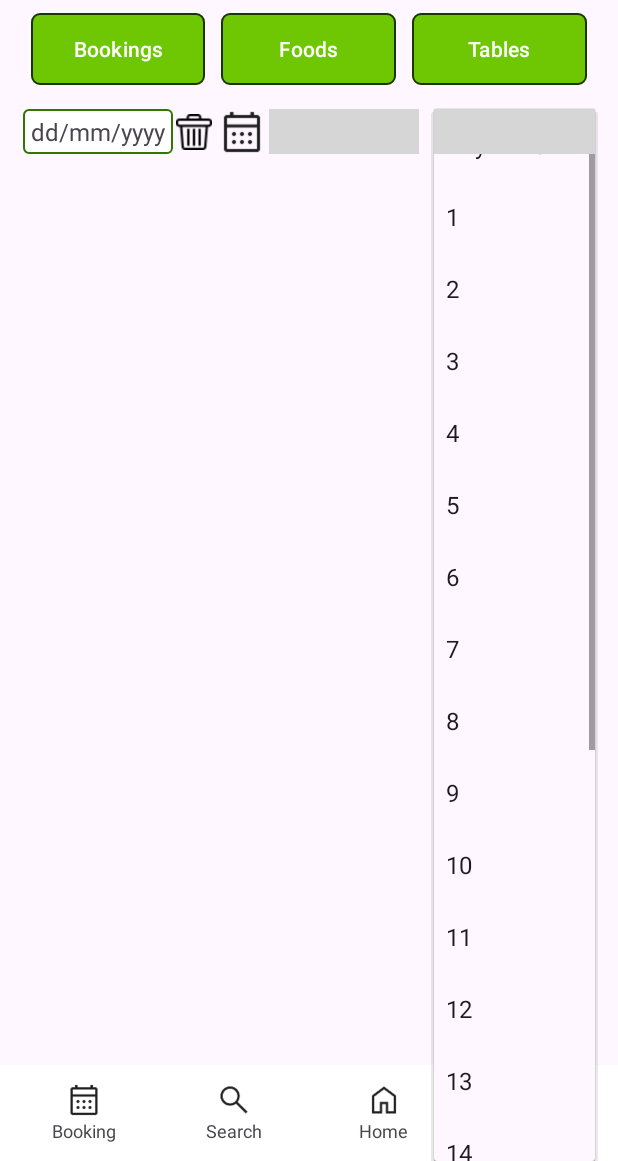
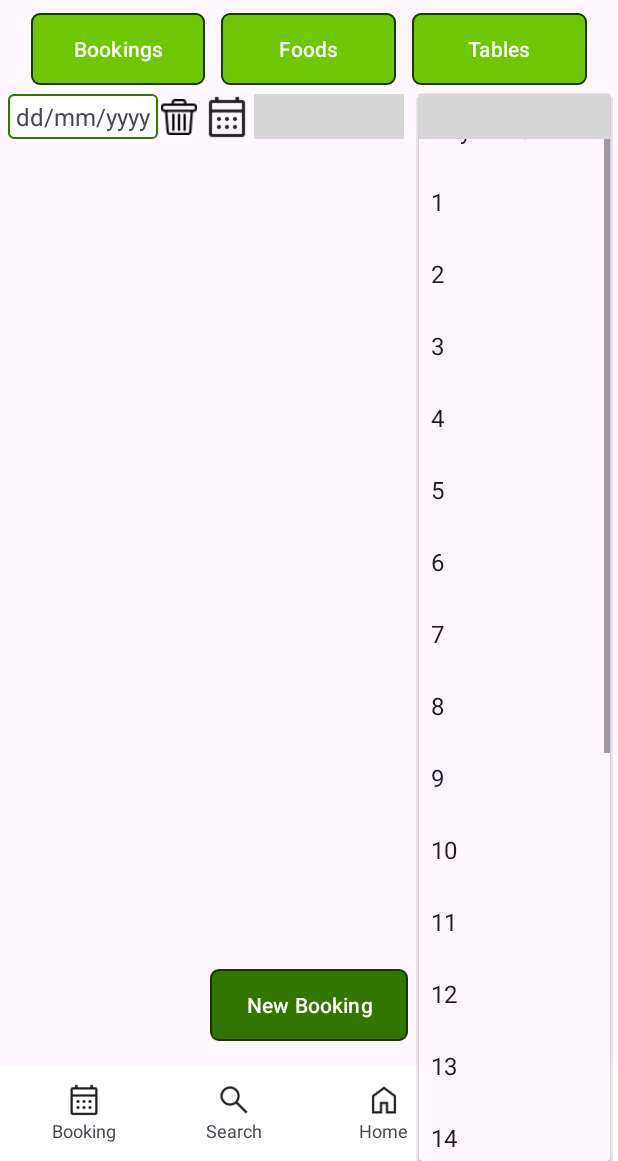
Before and after one commit to nianxiangchuiyan/ISCG7424-Group-Android-, an Android app: the StaffMainActivity screen opened directly, with no data from a screen before it, after a tap on "Any Time", on a phone screen of 412 x 824 dp, the part 75-1236 px from its top. Run offline under Robolectric (Android 15) with nearby library versions, the phone set to English and light mode, and no system bars; our stand-ins replace Firebase (no records; nobody signed in at launch, a user with empty details on screens opened directly); grey boxes are pictures that could not be loaded.

Commit message:
Staff-Booking: Add new Booking

```diff
--- a/app/src/main/java/com/dinecraft/app/staff/StaffMainActivity.java
+++ b/app/src/main/java/com/dinecraft/app/staff/StaffMainActivity.java
@@ -8,6 +8,7 @@ import android.text.TextWatcher;
 import android.util.Log;
 import android.view.View;
 import android.widget.AdapterView;
+import android.widget.Button;
 import android.widget.DatePicker;
 import android.widget.ImageView;
 import android.widget.Spinner;
@@ -50,6 +51,7 @@ public class StaffMainActivity extends BaseActivity {
 
     private FirebaseAuth mAuth;
     private FirebaseUser currentUser;
+    private Button btnAdd;
 
 
 
@@ -85,6 +87,12 @@ public class StaffMainActivity extends BaseActivity {
         Config.getInstance().init_table_spinner(spn_table, this, null);
         iv_datepicker.setOnClickListener(v-> showDatePicker(tv_date));
         iv_delete.setOnClickListener(v-> tv_date.setText("dd/mm/yyyy"));
+
+        btnAdd = findViewById(R.id.btn_add);
+        btnAdd.setOnClickListener(v -> {
+            Intent intent = new Intent(StaffMainActivity.this, StaffBookingAddActivity.class);
+            startActivity(intent);
+        });
 
 
         // Initialize Firestore
--- a/app/src/main/res/layout/activity_staff_main.xml
+++ b/app/src/main/res/layout/activity_staff_main.xml
@@ -19,7 +19,7 @@
         android:layout_height="wrap_content"
         android:orientation="horizontal"
         android:gravity="center_vertical"
-        android:padding="15dp">
+        android:padding="5dp">
         <TextView
             android:id="@+id/tv_staff_date"
             android:layout_width="100dp"
@@ -62,8 +62,22 @@
         android:layout_width="match_parent"
         android:layout_height="0dp"
         android:layout_weight="1"
-        android:padding="16dp"
+        android:paddingHorizontal="10dp"
         />
+    <LinearLayout
+        android:layout_width="match_parent"
+        android:layout_height="wrap_content"
+        android:orientation="horizontal"
+        android:gravity="center"
+        android:padding="16dp">
+        <Button
+            android:id="@+id/btn_add"
+            android:layout_width="wrap_content"
+            android:layout_height="wrap_content"
+            android:text="New Booking"
+            android:background="@drawable/button_primary"
+            app:backgroundTint="@null"/>
+    </LinearLayout>
     <!-- include bottom nav -->
 
     <include layout="@layout/include_bottom_nav" />
```
Also changed, not shown: app/src/main/java/com/dinecraft/app/staff/StaffBookingAddActivity.java (added, +129 -0 lines), app/src/main/res/layout/activity_staff_booking_add.xml (renamed from app/src/main/res/layout/activity_staff_booking_detail.xml, +11 -12 lines).
